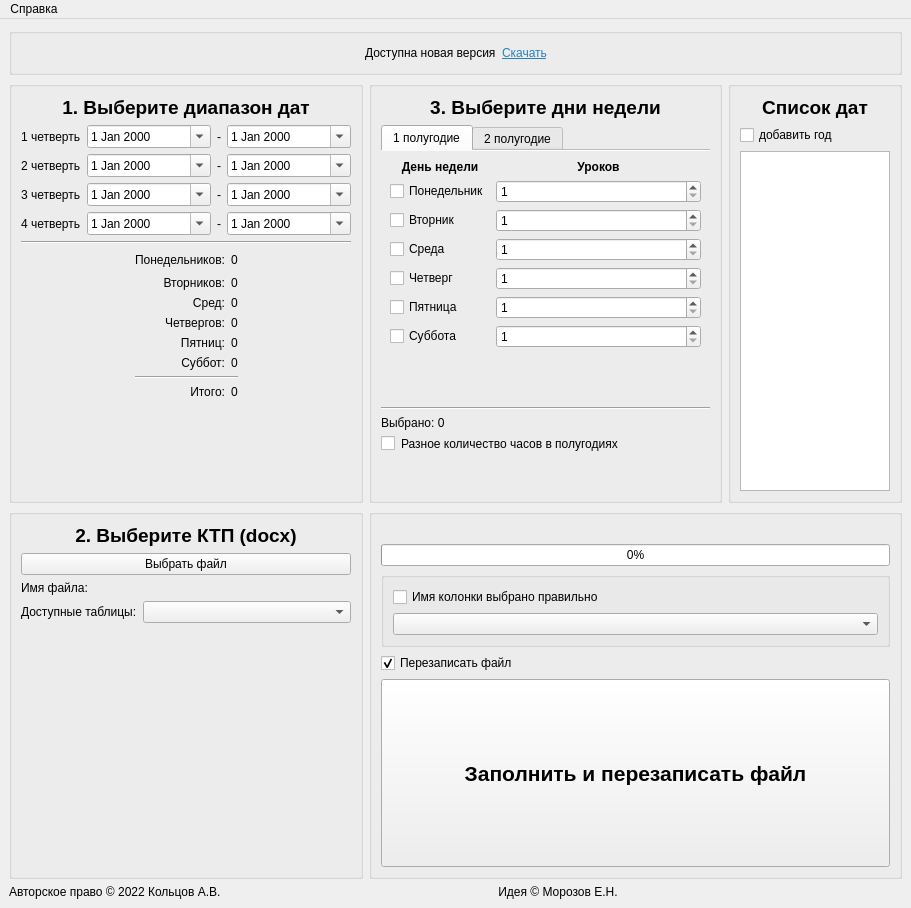
First picture: the form in main.ui, repository RingOV/auto-fill-KTP, before the edit.
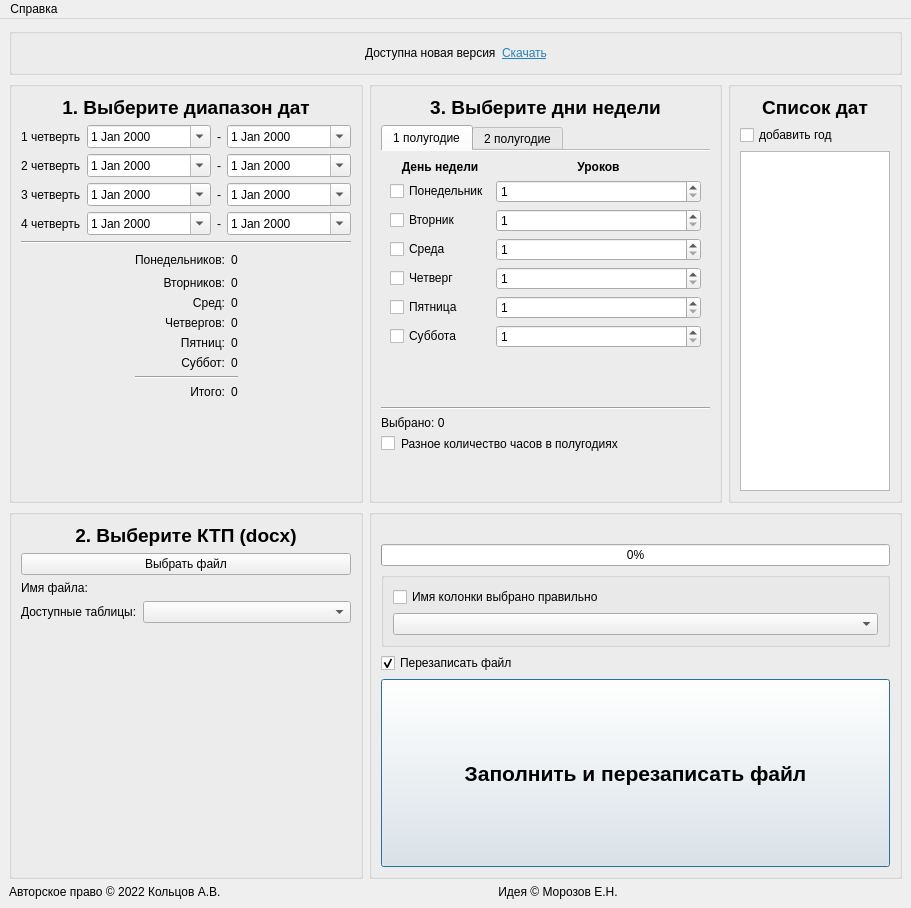
Second picture: the form after the edit.

Patch:
```diff
--- a/main.ui
+++ b/main.ui
@@ -1305,6 +1305,12 @@
          <property name="text">
           <string>Заполнить и перезаписать файл</string>
          </property>
+         <property name="autoDefault">
+          <bool>true</bool>
+         </property>
+         <property name="default">
+          <bool>true</bool>
+         </property>
         </widget>
        </item>
       </layout>
```
